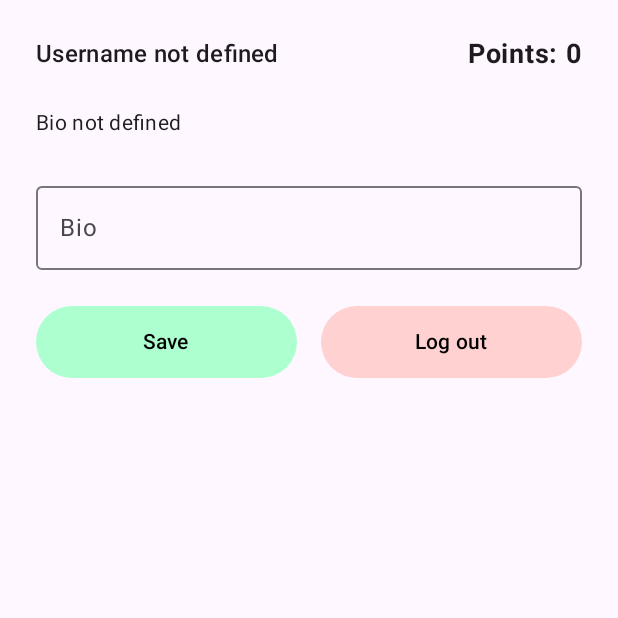
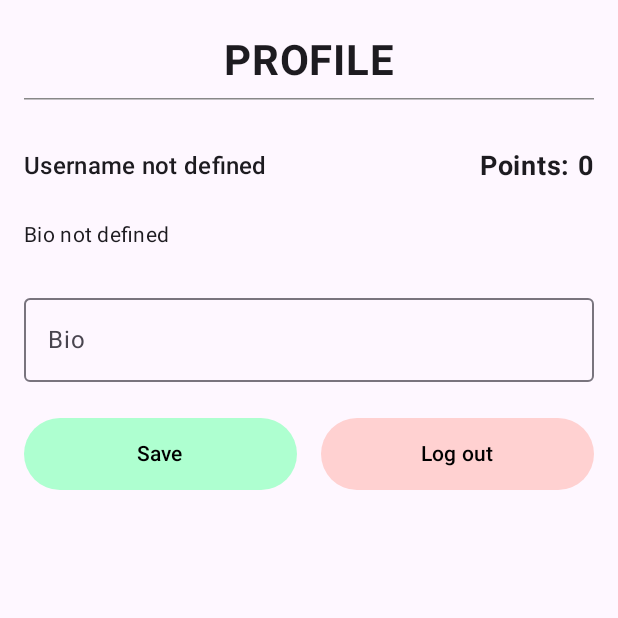
Before and after one commit to apoprzenovic/tunely, an Android app built with Jetpack Compose: the composable ProfileScreen shown on its own in the app's theme, on a phone screen of 412 x 824 dp, the top half of it. Run offline under Robolectric (Android 15) with nearby library versions, the phone set to English and light mode, and no system bars; our stand-ins replace Dagger/Hilt's generated code, Firebase (no records; nobody signed in at launch, a user with empty details on screens opened directly).

Commit message:
refactor component structure to move AnimatedColorButton to ui.components and add ScreenTopBar for consistent UI layout

```diff
--- a/app/src/main/java/com/rit/tunely/components/AnimatedColorButton.kt
+++ b/app/src/main/java/com/rit/tunely/ui/components/AnimatedColorButton.kt
@@ -1,4 +1,4 @@
-package com.rit.tunely.components
+package com.rit.tunely.ui.components
 
 import androidx.compose.animation.animateColorAsState
 import androidx.compose.foundation.BorderStroke
--- /dev/null
+++ b/app/src/main/java/com/rit/tunely/ui/components/ScreenTopBar.kt
@@ -0,0 +1,41 @@
+package com.rit.tunely.ui.components
+
+import androidx.compose.foundation.layout.Arrangement
+import androidx.compose.foundation.layout.Column
+import androidx.compose.foundation.layout.Row
+import androidx.compose.foundation.layout.Spacer
+import androidx.compose.foundation.layout.fillMaxWidth
+import androidx.compose.foundation.layout.height
+import androidx.compose.foundation.layout.padding
+import androidx.compose.foundation.layout.size
+import androidx.compose.material3.HorizontalDivider
+import androidx.compose.material3.Text
+import androidx.compose.runtime.Composable
+import androidx.compose.ui.Alignment
+import androidx.compose.ui.Modifier
+import androidx.compose.ui.graphics.Color
+import androidx.compose.ui.text.font.FontWeight
+import androidx.compose.ui.unit.dp
+import androidx.compose.ui.unit.sp
+
+@Composable
+fun ScreenTopBar(title: String) {
+    Column(modifier = Modifier.fillMaxWidth()) {
+        Row(
+            modifier = Modifier
+                .fillMaxWidth()
+                .padding(vertical = 8.dp),
+            verticalAlignment = Alignment.CenterVertically,
+            horizontalArrangement = Arrangement.Center
+        ) {
+            Text(
+                text = title.uppercase(),
+                fontSize = 28.sp,
+                fontWeight = FontWeight.Bold
+            )
+        }
+        HorizontalDivider(thickness = 1.dp, color = Color.Gray)
+        Spacer(Modifier.size(24.dp))
+        Spacer(Modifier.height(8.dp))
+    }
+}
--- a/app/src/main/java/com/rit/tunely/ui/screens/game/components/GameDialogs.kt
+++ b/app/src/main/java/com/rit/tunely/ui/screens/game/components/GameDialogs.kt
@@ -16,7 +16,7 @@ import androidx.compose.ui.text.buildAnnotatedString
 import androidx.compose.ui.text.font.FontWeight
 import androidx.compose.ui.text.withStyle
 import androidx.compose.ui.unit.dp
-import com.rit.tunely.components.AnimatedColorButton
+import com.rit.tunely.ui.components.AnimatedColorButton
 import com.rit.tunely.ui.theme.PastelGreen
 import com.rit.tunely.ui.theme.PastelRed
 
--- a/app/src/main/java/com/rit/tunely/ui/screens/login/LoginScreen.kt
+++ b/app/src/main/java/com/rit/tunely/ui/screens/login/LoginScreen.kt
@@ -24,8 +24,8 @@ import androidx.compose.ui.unit.dp
 import androidx.compose.ui.unit.sp
 import androidx.hilt.navigation.compose.hiltViewModel
 import androidx.navigation.NavController
-import com.rit.tunely.components.AnimatedColorButton
 import com.rit.tunely.navigation.TunelyDestinations
+import com.rit.tunely.ui.components.AnimatedColorButton
 import com.rit.tunely.ui.theme.Purple200
 
 @Composable
--- a/app/src/main/java/com/rit/tunely/ui/screens/profile/ProfileScreen.kt
+++ b/app/src/main/java/com/rit/tunely/ui/screens/profile/ProfileScreen.kt
@@ -27,8 +27,9 @@ import androidx.compose.ui.unit.sp
 import androidx.hilt.navigation.compose.hiltViewModel
 import androidx.navigation.NavController
 import com.google.firebase.auth.FirebaseAuth
-import com.rit.tunely.components.AnimatedColorButton
 import com.rit.tunely.navigation.TunelyDestinations
+import com.rit.tunely.ui.components.AnimatedColorButton
+import com.rit.tunely.ui.components.ScreenTopBar
 import com.rit.tunely.ui.theme.PastelGreen
 import com.rit.tunely.ui.theme.PastelRed
 
@@ -48,10 +49,13 @@ fun ProfileScreen(
     Column(
         modifier = Modifier
             .fillMaxSize()
-            .padding(24.dp),
+            .padding(16.dp),
+    ) {
+        ScreenTopBar(title = "Profile")
+
+        Column(
             verticalArrangement = Arrangement.spacedBy(24.dp)
         ) {
-
             // Username + points
             Row(
                 modifier = Modifier.fillMaxWidth(),
@@ -114,3 +118,4 @@ fun ProfileScreen(
             }
         }
     }
+}
--- a/app/src/main/java/com/rit/tunely/ui/screens/signup/SignUpScreen.kt
+++ b/app/src/main/java/com/rit/tunely/ui/screens/signup/SignUpScreen.kt
@@ -24,8 +24,8 @@ import androidx.compose.ui.unit.dp
 import androidx.compose.ui.unit.sp
 import androidx.hilt.navigation.compose.hiltViewModel
 import androidx.navigation.NavController
-import com.rit.tunely.components.AnimatedColorButton
 import com.rit.tunely.navigation.TunelyDestinations
+import com.rit.tunely.ui.components.AnimatedColorButton
 import com.rit.tunely.ui.theme.Purple200
 
 @Composable
```
Also changed, not shown: app/src/main/java/com/rit/tunely/ui/screens/leaderboard/LeaderboardScreen.kt (+3 -11 lines). Lines whose indentation alone changed are shown as unchanged.
